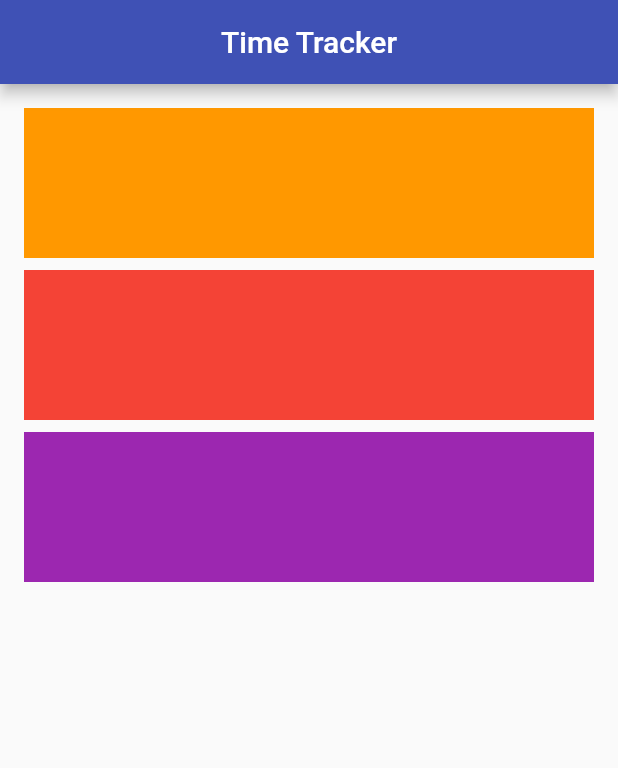
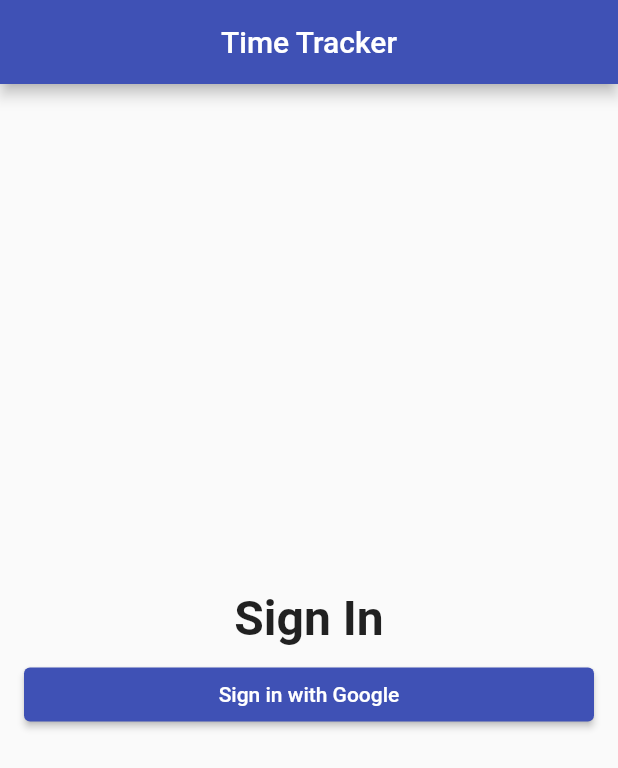
Before and after one commit to westsider/time_tracker_flutter_course, a Flutter app: the screen it shows after launch, on a phone screen of 412 x 824 dp. Shown: the top 768 px of the screen. Run offline on Flutter 3.47's test engine with Material 2 defaults, Android fonts, the phone set to English and light mode, and no system bars.

Commit message:
added button

```diff
--- a/lib/app/sign_in/sign_in_page.dart
+++ b/lib/app/sign_in/sign_in_page.dart
@@ -17,27 +17,20 @@ class SignInPage extends StatelessWidget {
     return Padding(
       padding: EdgeInsets.all(16.0),
       child: Column(
+        mainAxisAlignment: MainAxisAlignment.center,
         crossAxisAlignment: CrossAxisAlignment.stretch,
         children: [
-          Container(
-            color: Colors.orange,
-            child: SizedBox(
-              height: 100,
+          Text(
+            'Sign In',
+            textAlign: TextAlign.center,
+            style: TextStyle(
+              fontSize: 32.0,
+              fontWeight: FontWeight.w600,
             ),
           ),
           SizedBox(height: 8.0),
-          Container(
-            color: Colors.red,
-            child: SizedBox(
-              height: 100,
-            ),
-          ),
-          SizedBox(height: 8.0),
-          Container(
-            color: Colors.purple,
-            child: SizedBox(
-              height: 100,
-            ),
+          ElevatedButton(onPressed: () { print('button pressed');},
+              child: Text('Sign in with Google'),
           ),
         ],
       ),
```
